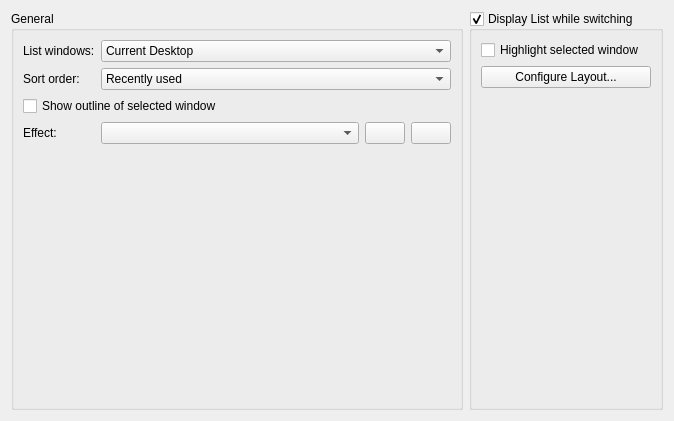
This is kcmkwin/kwintabbox/main.ui in KDE/kwin as Qt 5 draws it before an edit. The edited form follows.
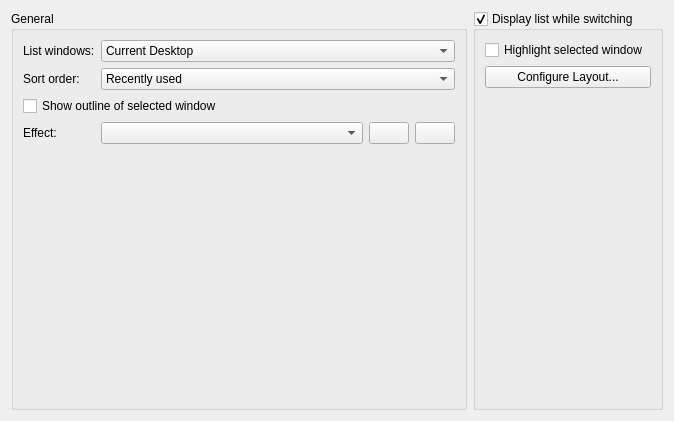
This is the edited form. Custom widgets are drawn as their Qt base class.

Commit message: More proof-reading in recent strings (have been out the loop for a while).

The edit to the form file:
```diff
--- a/kcmkwin/kwintabbox/main.ui
+++ b/kcmkwin/kwintabbox/main.ui
@@ -14,7 +14,7 @@
    <item row="0" column="1">
     <widget class="QGroupBox" name="showTabBox">
      <property name="title">
-      <string>Display List while switching</string>
+      <string>Display list while switching</string>
      </property>
      <property name="checkable">
       <bool>true</bool>
```
Left out of the diff: 2 changed lines with no effect on the pictures. The commit also changes 3 other files.
